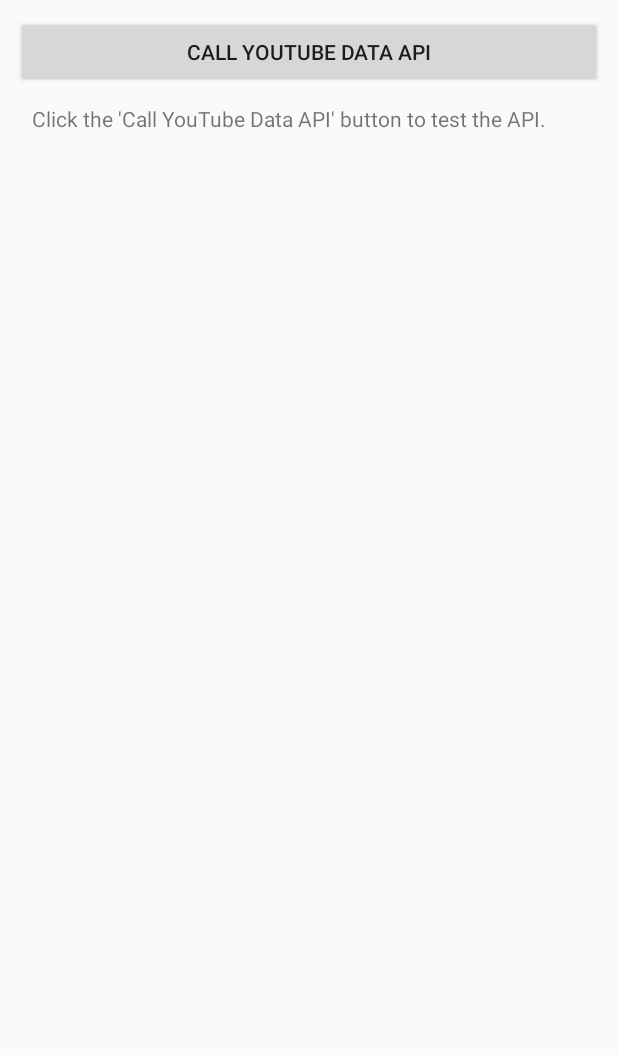
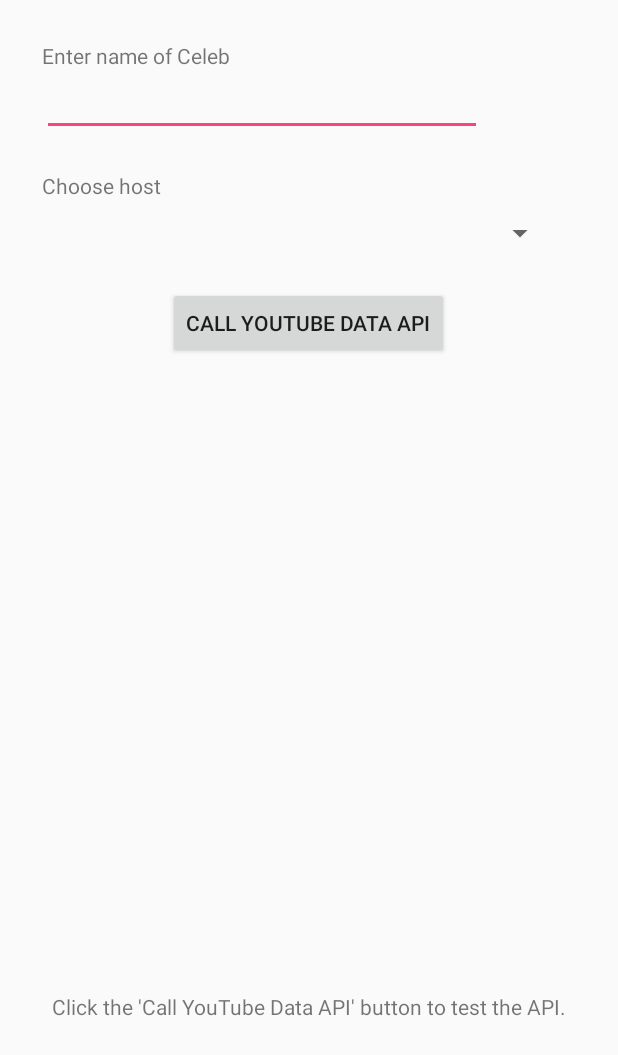
Before and after one commit to sanjeev-sreenath/Quickstart, an Android app: the screen it shows after launch (MainActivity), on a phone screen of 412 x 824 dp. Shown: the top 1055 px of the screen. Run offline under Robolectric (Android 15) with nearby library versions, the phone set to English and light mode, and no system bars; libraries missing offline, so code that uses them is left out: com.google.api.client, com.google.api.services, pub.devrel.easypermissions; 2 statements that could not run were skipped.

```diff
--- a/app/src/main/java/com/example/quickstart/MainActivity.java
+++ b/app/src/main/java/com/example/quickstart/MainActivity.java
@@ -35,7 +35,10 @@ import android.view.View;
 import android.view.ViewGroup;
 import android.widget.Button;
 import android.widget.LinearLayout;
+import android.widget.ProgressBar;
 import android.widget.TextView;
+
+import org.w3c.dom.Text;
 
 import java.io.IOException;
 import java.util.ArrayList;
@@ -68,19 +71,22 @@ public class MainActivity extends Activity
     @Override
     protected void onCreate(Bundle savedInstanceState) {
         super.onCreate(savedInstanceState);
-        LinearLayout activityLayout = new LinearLayout(this);
-        LinearLayout.LayoutParams lp = new LinearLayout.LayoutParams(
-                LinearLayout.LayoutParams.MATCH_PARENT,
-                LinearLayout.LayoutParams.MATCH_PARENT);
-        activityLayout.setLayoutParams(lp);
-        activityLayout.setOrientation(LinearLayout.VERTICAL);
-        activityLayout.setPadding(16, 16, 16, 16);
+        setContentView(R.layout.activity_main);
 
-        ViewGroup.LayoutParams tlp = new ViewGroup.LayoutParams(
-                ViewGroup.LayoutParams.WRAP_CONTENT,
-                ViewGroup.LayoutParams.WRAP_CONTENT);
+//        LinearLayout activityLayout = new LinearLayout(this);
+//        LinearLayout.LayoutParams lp = new LinearLayout.LayoutParams(
+//                LinearLayout.LayoutParams.MATCH_PARENT,
+//                LinearLayout.LayoutParams.MATCH_PARENT);
+//        activityLayout.setLayoutParams(lp);
+//        activityLayout.setOrientation(LinearLayout.VERTICAL);
+//        activityLayout.setPadding(16, 16, 16, 16);
+//
+//        ViewGroup.LayoutParams tlp = new ViewGroup.LayoutParams(
+//                ViewGroup.LayoutParams.WRAP_CONTENT,
+//                ViewGroup.LayoutParams.WRAP_CONTENT);
 
-        mCallApiButton = new Button(this);
+        //mCallApiButton = new Button(this);
+        mCallApiButton = (Button) findViewById(R.id.submitButton);
         mCallApiButton.setText(BUTTON_TEXT);
         mCallApiButton.setOnClickListener(new View.OnClickListener() {
             @Override
@@ -91,21 +97,22 @@ public class MainActivity extends Activity
                 mCallApiButton.setEnabled(true);
             }
         });
-        activityLayout.addView(mCallApiButton);
+        //activityLayout.addView(mCallApiButton);
 
-        mOutputText = new TextView(this);
-        mOutputText.setLayoutParams(tlp);
-        mOutputText.setPadding(16, 16, 16, 16);
-        mOutputText.setVerticalScrollBarEnabled(true);
-        mOutputText.setMovementMethod(new ScrollingMovementMethod());
+        mOutputText = (TextView) findViewById(R.id.outputTextView);
+//        mOutputText = new TextView(this);
+//        mOutputText.setLayoutParams(tlp);
+//        mOutputText.setPadding(16, 16, 16, 16);
+//        mOutputText.setVerticalScrollBarEnabled(true);
+//        mOutputText.setMovementMethod(new ScrollingMovementMethod());
         mOutputText.setText(
                 "Click the \'" + BUTTON_TEXT +"\' button to test the API.");
-        activityLayout.addView(mOutputText);
+        //activityLayout.addView(mOutputText);
 
         mProgress = new ProgressDialog(this);
         mProgress.setMessage("Calling YouTube Data API ...");
 
-        setContentView(activityLayout);
+        //setContentView(activityLayout);
 
         // Initialize credentials and service object.
         mCredential = GoogleAccountCredential.usingOAuth2(
@@ -352,18 +359,39 @@ public class MainActivity extends Activity
          */
         private List<String> getDataFromApi() throws IOException {
             // Get a list of up to 10 files.
-            List<String> channelInfo = new ArrayList<String>();
-            ChannelListResponse result = mService.channels().list("snippet,contentDetails,statistics")
-                    .setForUsername("GoogleDevelopers")
+
+
+//            List<String> channelInfo = new ArrayList<String>();
+//            ChannelListResponse result = mService.channels().list("snippet,contentDetails,statistics")
+//                    .setForUsername("GoogleDevelopers")
+//                    .execute();
+//            List<Channel> channels = result.getItems();
+//            if (channels != null) {
+//                Channel channel = channels.get(0);
+//                channelInfo.add("This channel's ID is " + channel.getId() + ". " +
+//                        "Its title is '" + channel.getSnippet().getTitle() + ", " +
+//                        "and it has " + channel.getStatistics().getViewCount() + " views.");
+//            }
+//            return channelInfo;
+
+            List<String> searchList = new ArrayList<String>();
+            SearchListResponse result = mService.search().list("snippet")
+                    .setChannelId("UCi7GJNg51C3jgmYTUwqoUXA")
+                    .setQ("Bill Burr")
                     .execute();
-            List<Channel> channels = result.getItems();
-            if (channels != null) {
-                Channel channel = channels.get(0);
-                channelInfo.add("This channel's ID is " + channel.getId() + ". " +
-                        "Its title is '" + channel.getSnippet().getTitle() + ", " +
-                        "and it has " + channel.getStatistics().getViewCount() + " views.");
+            List<SearchResult> searches= result.getItems();
+            if (searches != null) {
+                SearchResult searchResult = searches.get(0);
+                searchList.add(searchResult.getId().getVideoId());
+
+                searchResult = searches.get(1);
+                searchList.add(searchResult.getId().getVideoId());
+
+                searchResult = searches.get(2);
+                searchList.add(searchResult.getId().getVideoId());
             }
-            return channelInfo;
+            return searchList;
+
         }
 
 
--- a/app/src/main/res/layout/activity_main.xml
+++ b/app/src/main/res/layout/activity_main.xml
@@ -47,10 +47,19 @@
         android:id="@+id/submitButton"
         android:layout_width="wrap_content"
         android:layout_height="wrap_content"
-        android:layout_alignParentBottom="true"
+        android:layout_alignParentTop="true"
         android:layout_centerHorizontal="true"
-        android:layout_marginBottom="96dp"
+        android:layout_marginTop="191dp"
         android:onClick="showVideos"
         android:text="Submit" />
 
+    <TextView
+        android:id="@+id/outputTextView"
+        android:layout_width="wrap_content"
+        android:layout_height="wrap_content"
+        android:layout_alignParentBottom="true"
+        android:layout_centerHorizontal="true"
+        android:layout_marginBottom="143dp"
+        android:text="abcd" />
+
 </RelativeLayout>
```
Also changed, not shown: 4 other files.
